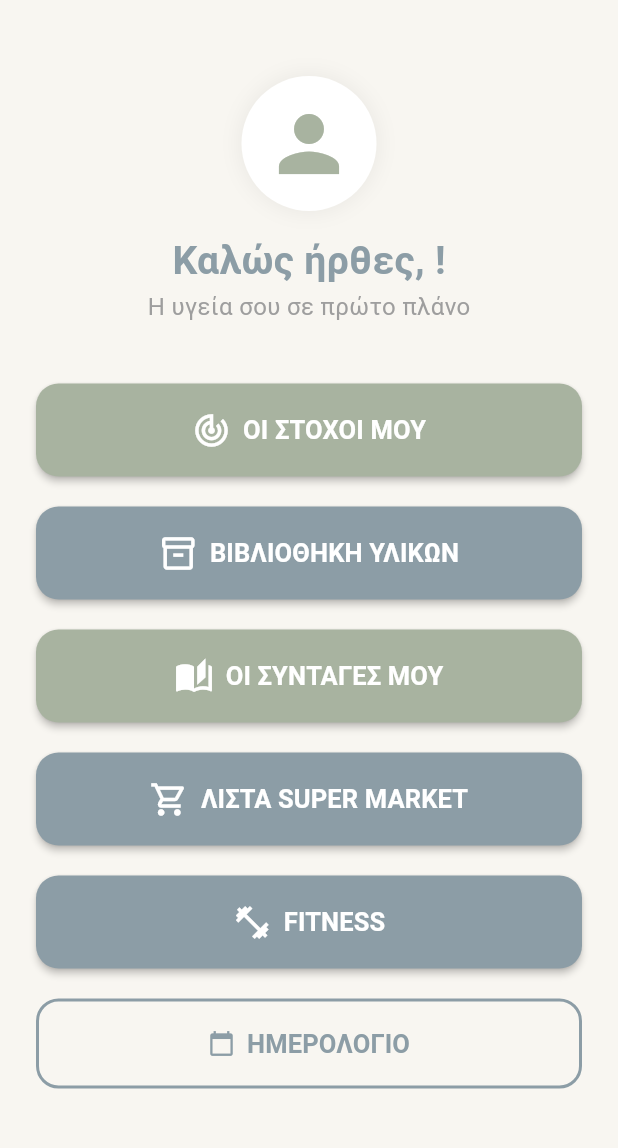
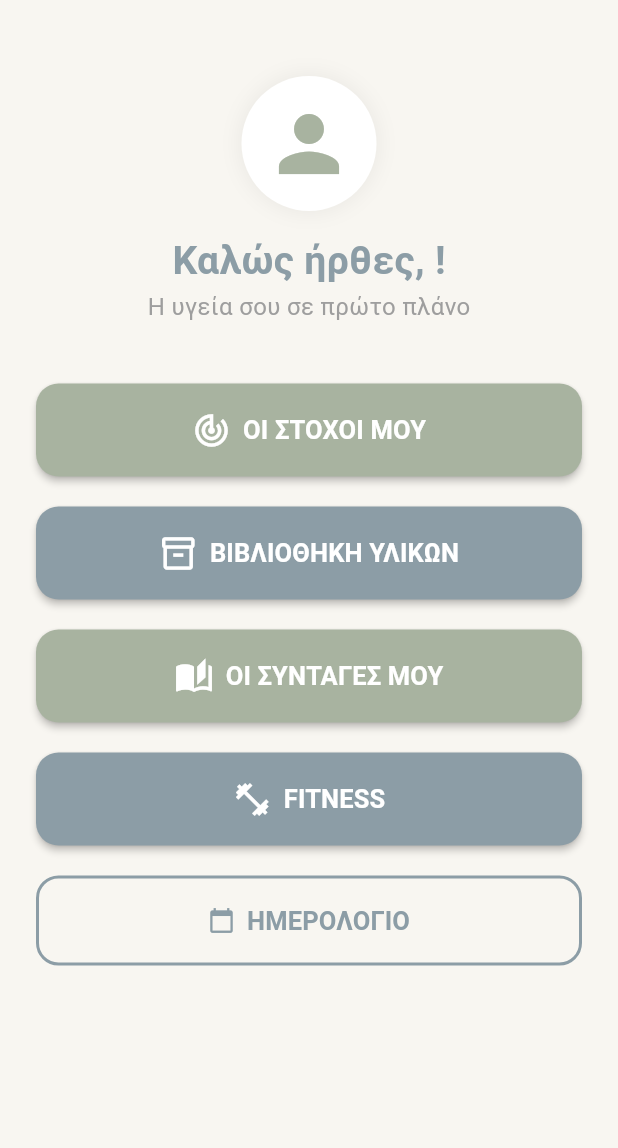
Before and after one commit to avramargeti/NutriFit, a Flutter app: the screen it shows once a user with an empty profile is signed in, on a phone screen of 412 x 824 dp, the part 59-1207 px from its top. Run offline on Flutter 3.47's test engine with Material 3 defaults, Android fonts, the phone set to English and light mode, and no system bars; our stand-ins replace cloud_firestore, firebase_auth, firebase_core; accounts and stored records are empty; statements that could not run were skipped.

Commit message:
Αφαίρεση επιλογής λίστας super market από home screen.

```diff
--- a/lib/home_screen.dart
+++ b/lib/home_screen.dart
@@ -305,23 +305,6 @@ class _HomeScreenState extends State<HomeScreen> {
             ),
             const SizedBox(height: 20),
 
-
-            _buildDashboardButton(
-              context,
-              title: 'ΛΙΣΤΑ SUPER MARKET',
-              icon: Icons.shopping_cart_outlined,
-              color: slateGrey,
-              onTap: () {
-                Navigator.push(
-                  context,
-                  MaterialPageRoute(
-                    builder: (context) => const SuperMarketListScreen(),
-                  ),
-                );
-              },
-            ),
-            const SizedBox(height: 20),
-
             _buildDashboardButton(
               context,
               title: 'FITNESS',
```
